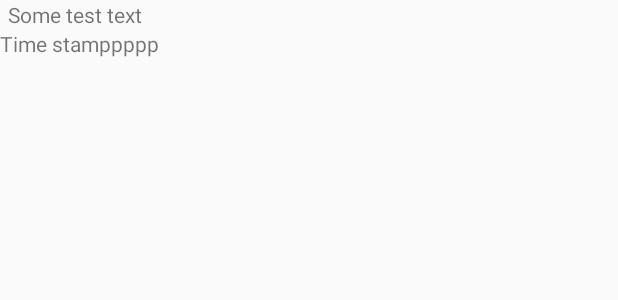
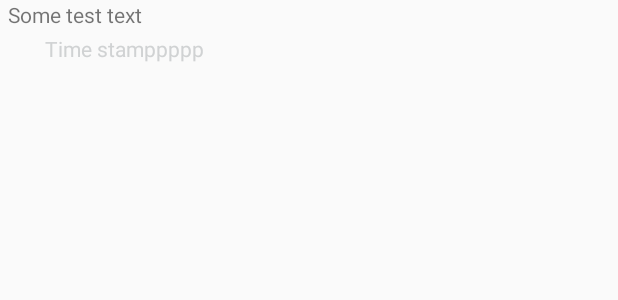
Before and after one commit to dbykovsky/InstagramApp, an Android app: the layout single_comment_view.xml on its own in the app's theme, with its tools: preview values and no code run, on a phone screen of 412 x 824 dp. Shown: the top 300 px of the screen. Run offline under Robolectric (Android 15) with nearby library versions, the phone set to English and light mode, and no system bars.

Commit message:
- Made time stamp positioned better in comment section

```diff
--- a/app/src/main/res/layout/single_comment_view.xml
+++ b/app/src/main/res/layout/single_comment_view.xml
@@ -30,6 +30,9 @@
         android:text="Time stamppppp"
         android:id="@+id/tv_time_stamp"
         android:layout_alignParentLeft="true"
+        android:textColor="@color/instagram_grey"
+        android:layout_marginTop="3dp"
+        android:paddingLeft="30dp"
         android:layout_below="@+id/tv_user_name"
  />
 
```
